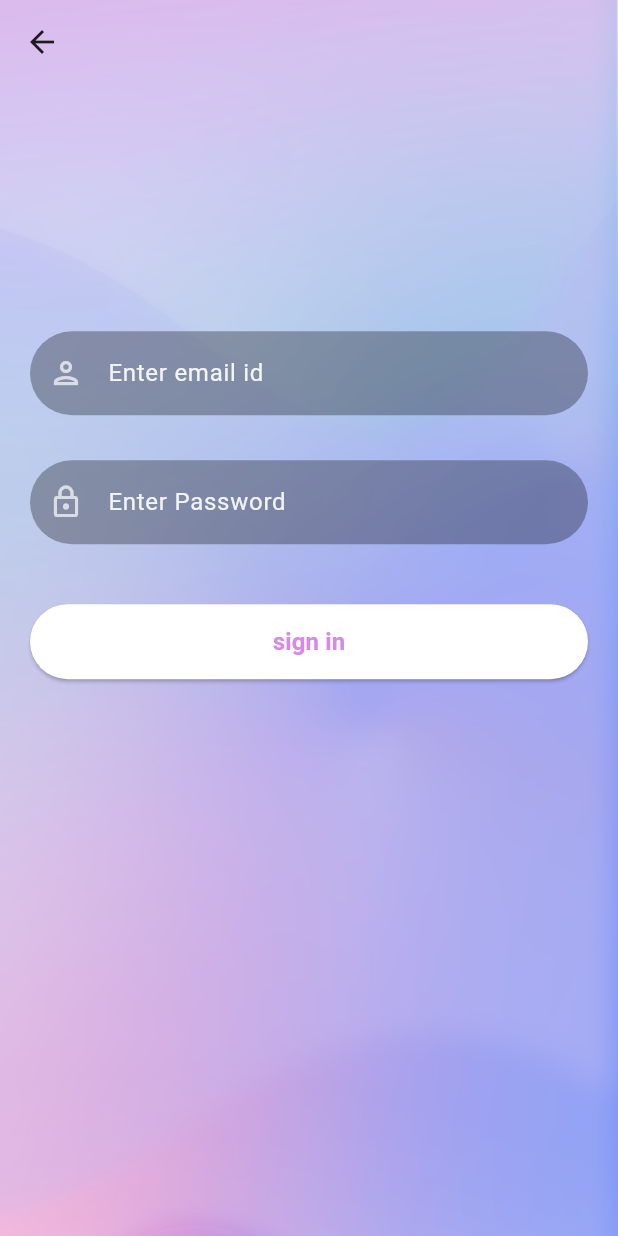
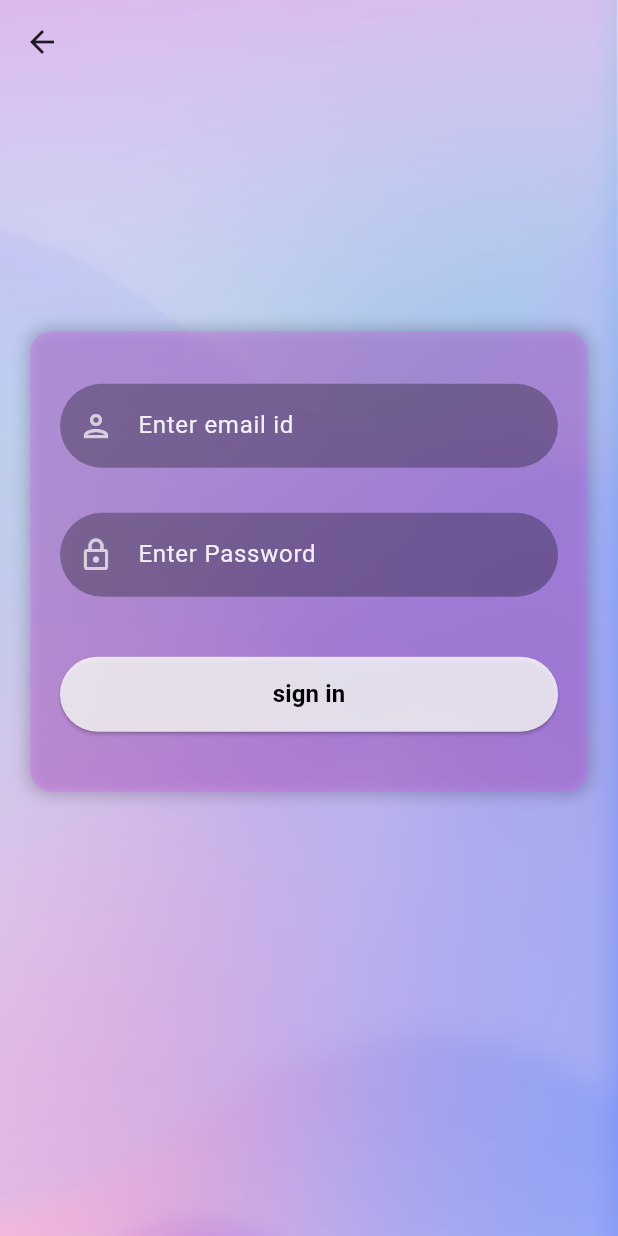
Before and after one commit to anishtupe/cuisine_decider, a Flutter app: the screen it shows after launch, after a tap on "Sign In", on a phone screen of 412 x 824 dp. Run offline on Flutter 3.47's test engine with Material 3 defaults, Android fonts, the phone set to English and light mode, and no system bars.

Commit message:
made some changes to buttons and added opacity in box signin page

```diff
--- a/lib/screens/signin_screen.dart
+++ b/lib/screens/signin_screen.dart
@@ -2,6 +2,7 @@ import 'package:cuisine_decider/widgets/custom_scaffold.dart';
 import 'package:cuisine_decider/widgets/reusablebutton.dart';
 import 'package:cuisine_decider/widgets/reusabletext.dart';
 import 'package:flutter/material.dart';
+import 'package:flutter/widgets.dart';
 
 class signinscreen extends StatefulWidget {
   const signinscreen({super.key});
@@ -18,11 +19,26 @@ class _signinscreenState extends State<signinscreen> {
   Widget build(BuildContext context) {
     return customscaffold(
         child: SingleChildScrollView(
-      child: Padding(
-        padding: EdgeInsets.fromLTRB(
-            20, MediaQuery.of(context).size.height * 0.2, 20, 0),
+            child: Padding(
+      padding: EdgeInsets.fromLTRB(
+          20, MediaQuery.of(context).size.height * 0.2, 20, 0),
+      child: Container(
+        padding: const EdgeInsets.all(20.0),
+        decoration: BoxDecoration(
+            color: Color.fromARGB(122, 222, 88, 255).withOpacity(0.3),
+            borderRadius: BorderRadius.circular(15.0),
+            boxShadow: [
+              BoxShadow(
+                color: Colors.black.withOpacity(0.2),
+                spreadRadius: 2,
+                blurRadius: 8,
+              )
+            ]),
         child: Column(
           children: <Widget>[
+            const SizedBox(
+              height: 15,
+            ),
             reuseabletextfield("Enter email id", Icons.person_outlined, false,
                 _emailTextController),
             const SizedBox(
@@ -37,6 +53,6 @@ class _signinscreenState extends State<signinscreen> {
           ],
         ),
       ),
-    ));
+    )));
   }
 }
--- a/lib/widgets/reusablebutton.dart
+++ b/lib/widgets/reusablebutton.dart
@@ -12,17 +12,17 @@ Container firebasebutton(BuildContext context, String title, Function ontap) {
       child: Text(
         title,
         style: const TextStyle(
-            color: Color.fromARGB(255, 216, 137, 230),
+            color: Color.fromARGB(255, 0, 0, 0),
             fontWeight: FontWeight.bold,
             fontSize: 16),
       ),
       style: ButtonStyle(
           backgroundColor: MaterialStateProperty.resolveWith((states) {
             if (states.contains(MaterialState.pressed)) {
-              return Colors.black;
+              return Colors.black.withOpacity(0.6);
             }
 
-            return Colors.white;
+            return Color.fromARGB(255, 255, 255, 255).withOpacity(0.8);
           }),
           shape: MaterialStateProperty.all<RoundedRectangleBorder>(
               RoundedRectangleBorder(borderRadius: BorderRadius.circular(30)))),
```
